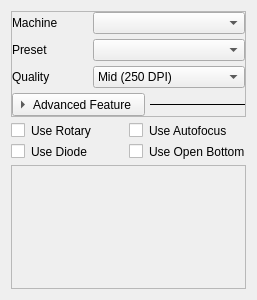
Above: src/widgets/panels/doc-panel.ui from flux3dp/swiftray before the change. Below: the same form after it.
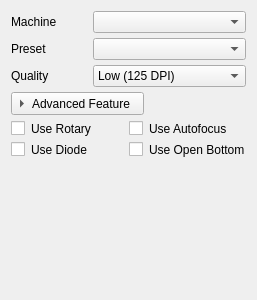
That is the form after the change. Custom widgets are drawn as their Qt base class.

What changed in the file:
```diff
--- a/src/widgets/panels/doc-panel.ui
+++ b/src/widgets/panels/doc-panel.ui
@@ -23,7 +23,7 @@
    <item>
     <widget class="QFrame" name="frame">
      <property name="frameShape">
-      <enum>QFrame::StyledPanel</enum>
+      <enum>QFrame::NoFrame</enum>
      </property>
      <property name="frameShadow">
       <enum>QFrame::Raised</enum>
@@ -125,7 +125,7 @@
            </sizepolicy>
           </property>
           <property name="currentIndex">
-           <number>1</number>
+           <number>0</number>
           </property>
           <item>
            <property name="text">
@@ -165,14 +165,17 @@
          </widget>
         </item>
         <item>
-         <widget class="Line" name="line">
-          <property name="frameShadow">
-           <enum>QFrame::Plain</enum>
-          </property>
+         <spacer name="horizontalSpacer">
           <property name="orientation">
            <enum>Qt::Horizontal</enum>
           </property>
-         </widget>
+          <property name="sizeHint" stdset="0">
+           <size>
+            <width>40</width>
+            <height>20</height>
+           </size>
+          </property>
+         </spacer>
         </item>
        </layout>
       </item>
@@ -243,20 +246,17 @@
     </widget>
    </item>
    <item>
-    <widget class="QFrame" name="frame_2">
-     <property name="sizePolicy">
-      <sizepolicy hsizetype="Preferred" vsizetype="Expanding">
-       <horstretch>0</horstretch>
-       <verstretch>0</verstretch>
-      </sizepolicy>
+    <spacer name="verticalSpacer">
+     <property name="orientation">
+      <enum>Qt::Vertical</enum>
      </property>
-     <property name="frameShape">
-      <enum>QFrame::StyledPanel</enum>
+     <property name="sizeHint" stdset="0">
+      <size>
+       <width>20</width>
+       <height>40</height>
+      </size>
      </property>
-     <property name="frameShadow">
-      <enum>QFrame::Raised</enum>
-     </property>
-    </widget>
+    </spacer>
    </item>
   </layout>
  </widget>
```
Left out of the diff: 5 changed lines with no effect on the pictures.
